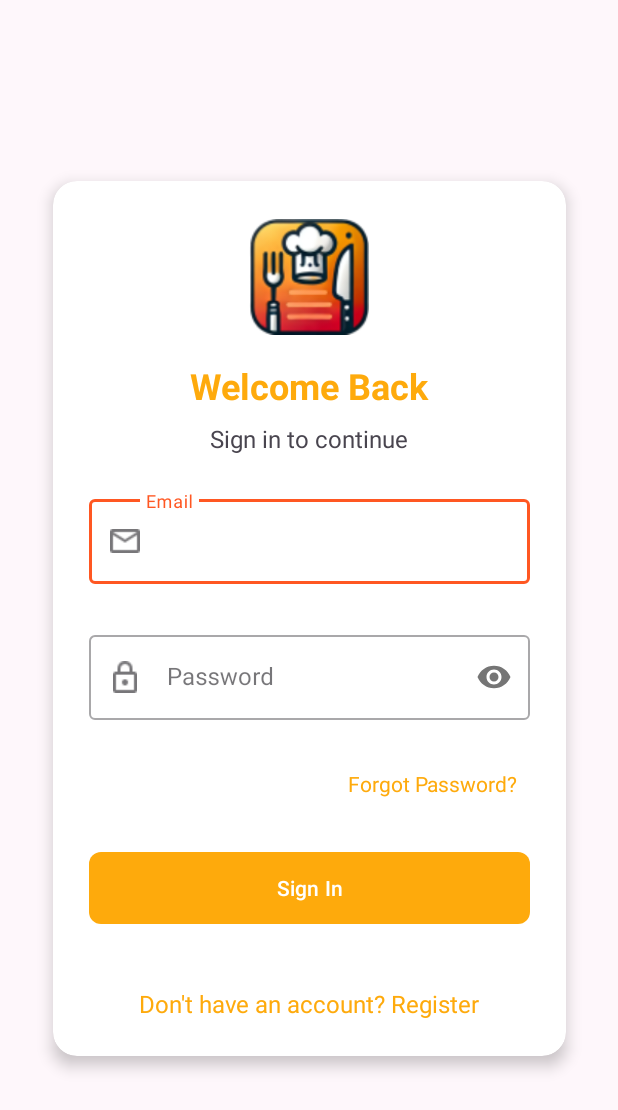
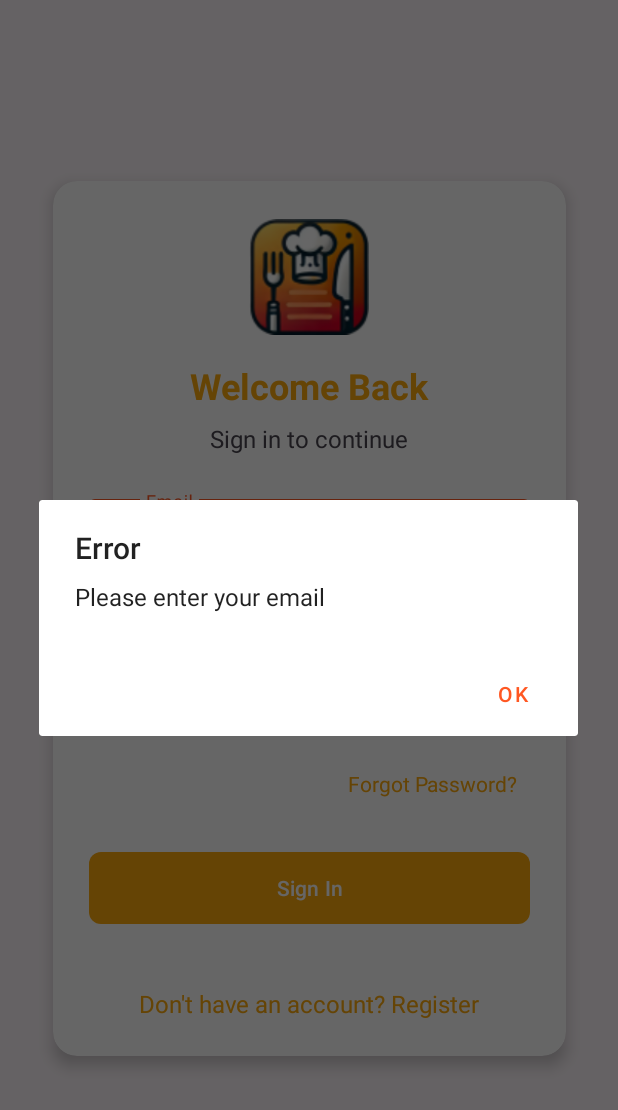
Before and after one commit to farsewin/RestaurantBooking, an Android app: the screen it shows after launch (LoginActivity), after a tap on "Sign In", on a phone screen of 412 x 824 dp. Shown: the top 1110 px of the screen. Run offline under Robolectric (Android 15) with nearby library versions, the phone set to English and light mode, and no system bars; our stand-ins replace Firebase (no records; nobody signed in at launch, a user with empty details on screens opened directly).

```diff
--- a/app/src/main/java/com/example/restaurantbookingapp/auth/LoginActivity.java
+++ b/app/src/main/java/com/example/restaurantbookingapp/auth/LoginActivity.java
@@ -1,14 +1,15 @@
 package com.example.restaurantbookingapp.auth;
 
+import android.app.AlertDialog;
 import android.content.Intent;
 import android.os.Bundle;
 import android.text.TextUtils;
 import android.widget.Button;
 import android.widget.EditText;
-import android.widget.ImageButton;
 import android.widget.TextView;
 import android.widget.Toast;
 
+import androidx.annotation.NonNull;
 import androidx.appcompat.app.AppCompatActivity;
 
 import com.example.restaurantbookingapp.MainActivity;
@@ -20,11 +21,10 @@ public class LoginActivity extends AppCompatActivity {
     private EditText emailInput, passwordInput;
     private FirebaseAuth firebaseAuth;
 
-
     @Override
     protected void onCreate(Bundle savedInstanceState) {
         super.onCreate(savedInstanceState);
-        setContentView(R.layout.activity_login); // make sure this layout file exists
+        setContentView(R.layout.activity_login);
 
         // Initialize Firebase Auth
         firebaseAuth = FirebaseAuth.getInstance();
@@ -40,8 +40,13 @@ public class LoginActivity extends AppCompatActivity {
             String email = emailInput.getText().toString().trim();
             String password = passwordInput.getText().toString().trim();
 
-            if (TextUtils.isEmpty(email) || TextUtils.isEmpty(password)) {
-                Toast.makeText(LoginActivity.this, "Please enter email and password", Toast.LENGTH_SHORT).show();
+            if (TextUtils.isEmpty(email)) {
+                showAlert("Please enter your email");
+                return;
+            }
+
+            if (TextUtils.isEmpty(password)) {
+                showAlert("Please enter your password");
                 return;
             }
 
@@ -53,7 +58,7 @@ public class LoginActivity extends AppCompatActivity {
                             finish();
                         } else {
                             String errorMsg = task.getException() != null ? task.getException().getMessage() : "Login failed.";
-                            Toast.makeText(LoginActivity.this, "Login failed: " + errorMsg, Toast.LENGTH_LONG).show();
+                            showAlert("Login failed: " + errorMsg);
                         }
                     });
         });
@@ -61,4 +66,12 @@ public class LoginActivity extends AppCompatActivity {
         // Redirect to register
         registerText.setOnClickListener(v -> startActivity(new Intent(LoginActivity.this, RegisterActivity.class)));
     }
+
+    private void showAlert(String message) {
+        new AlertDialog.Builder(this)
+                .setTitle("Error")
+                .setMessage(message)
+                .setPositiveButton("OK", null)
+                .show();
+    }
 }
```
Also changed, not shown: 2 other files.
